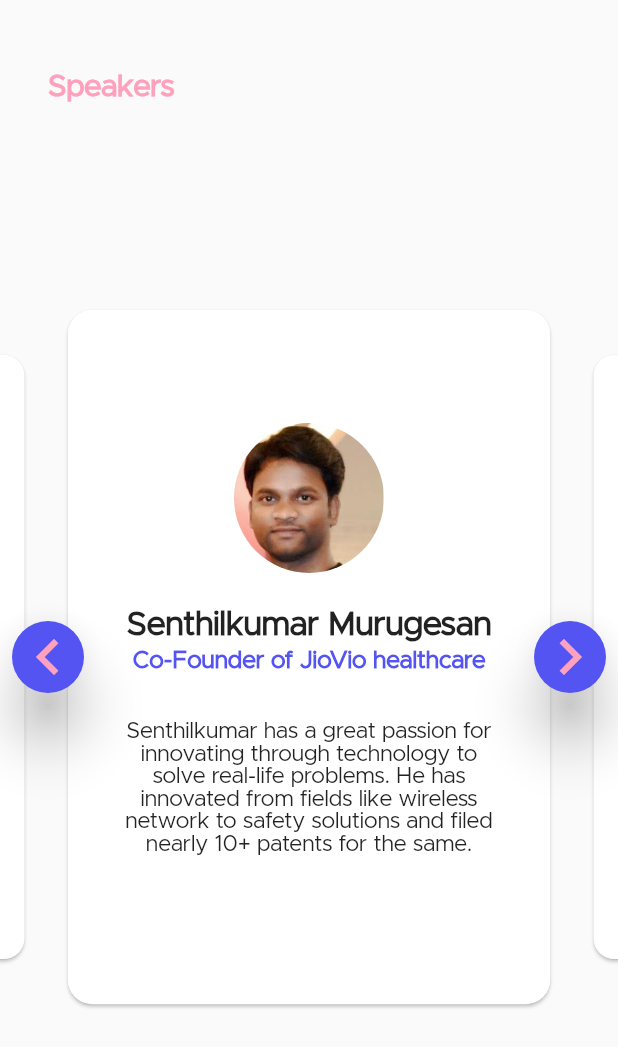
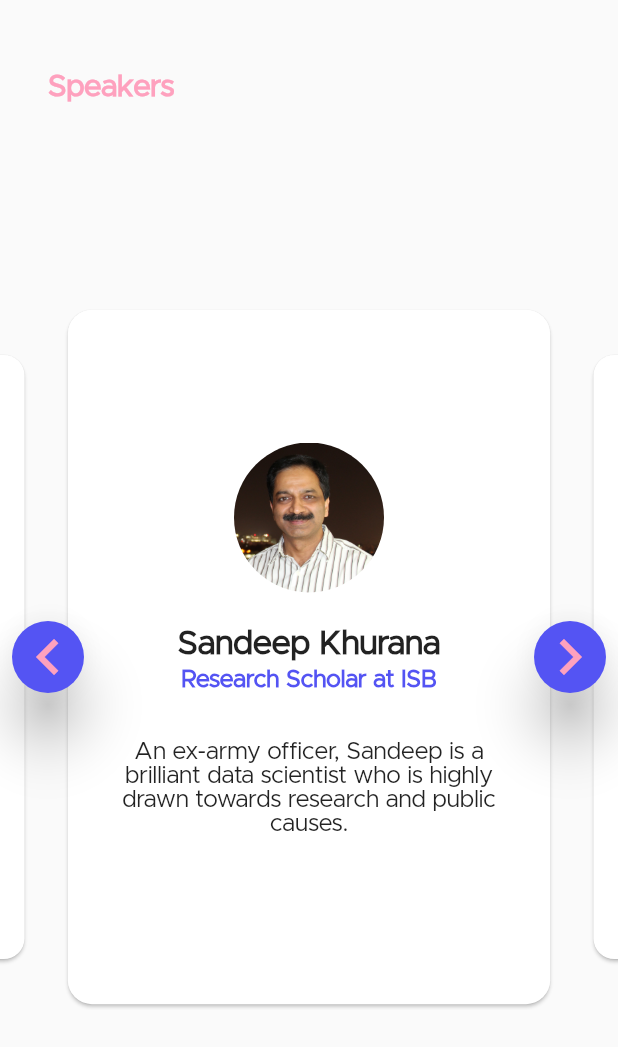
Before and after one commit to rithikjain/devstack-app, a Flutter app: the SpeakersScreen widget shown alone on an empty page, opened directly, swiped to page 4, on a phone screen of 412 x 824 dp. Shown: the top 1047 px of the screen. Run offline on Flutter 3.47's test engine with Material 2 defaults, Android fonts, the phone set to English and light mode, and no system bars; drawn by our look-alikes of auto_size_text, carousel_slider; our stand-ins replace cached_network_image, cloud_firestore, confetti, firebase_auth, firebase_core, firebase_dynamic_links and 3 more; missing offline and left inert: firestore_ui; accounts and stored records are empty; network calls fail; project files that could hold a hidden picture were left out.

Commit message:
SpeakersScreen: Added Sandeep Khurana as speaker

```diff
--- a/lib/src/presentation/screens/main/speakers_screen.dart
+++ b/lib/src/presentation/screens/main/speakers_screen.dart
@@ -34,6 +34,13 @@ class SpeakersScreen extends StatelessWidget {
               speakerImage: "assets/images/senthilkumar.jpeg",
               speakerDescription:
                   "Senthilkumar has a great passion for innovating through technology to solve real-life problems. He has innovated from fields like wireless network to safety solutions and filed nearly 10+ patents for the same.",
+            ),
+            SpeakerCard(
+              speakerName: "Sandeep Khurana",
+              speakerPosition: "Research Scholar at ISB",
+              speakerImage: "assets/images/sandeepkhurana.jpeg",
+              speakerDescription:
+                  "An ex-army officer, Sandeep is a brilliant data scientist who is highly drawn towards research and public causes.",
             ),
           ],
           options: CarouselOptions(
--- a/lib/src/presentation/widgets/speaker_card.dart
+++ b/lib/src/presentation/widgets/speaker_card.dart
@@ -29,8 +29,9 @@ class SpeakerCard extends StatelessWidget {
               Container(
                 margin: EdgeInsets.only(bottom: 16),
                 height: 100,
+                width: 100,
                 child: ClipOval(
-                  child: Image.asset(speakerImage),
+                  child: Image.asset(speakerImage, fit: BoxFit.cover),
                 ),
               ),
               SizedBox(height: 8),
```
Also changed, not shown: assets/images/sandeepkhurana.jpeg (added).
